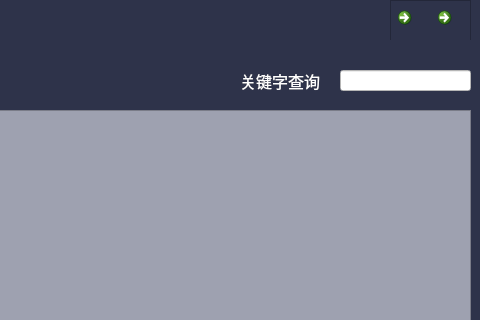
This is mainwindow.ui in Voltline/Wisdom-Academic-Affairs as Qt 5 draws it before an edit; both pictures show x 590 to 1070 and y 0 to 320 of the 1070 by 630 pixel window. The edited form follows.
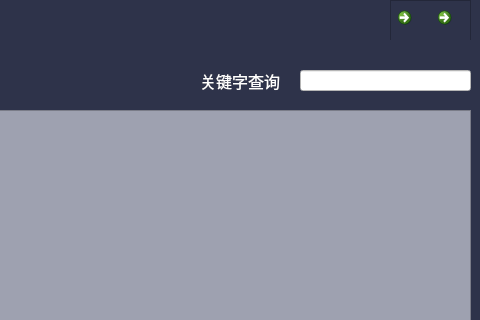
This is the edited form. Icons and pictures are not drawn.

Commit message: 增加选课方案按钮的颜色变化

```diff
--- a/mainwindow.ui
+++ b/mainwindow.ui
@@ -697,9 +697,9 @@
     <widget class="QLineEdit" name="lineEdit">
      <property name="geometry">
       <rect>
-       <x>670</x>
+       <x>630</x>
        <y>30</y>
-       <width>131</width>
+       <width>171</width>
        <height>21</height>
       </rect>
      </property>
@@ -734,7 +734,7 @@
     <widget class="QLabel" name="label_15">
      <property name="geometry">
       <rect>
-       <x>570</x>
+       <x>530</x>
        <y>30</y>
        <width>91</width>
        <height>21</height>
```
Left out of the diff: 3 changed lines with no effect on the pictures. The commit also changes 2 other files.
